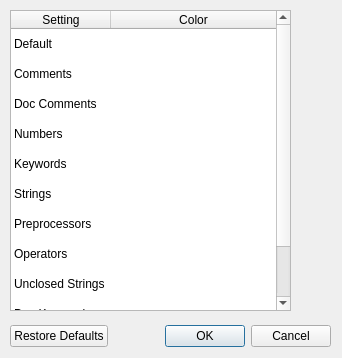
Old version of the form ui/LexerSettingsDialog.ui in the repository kipr/kiss.
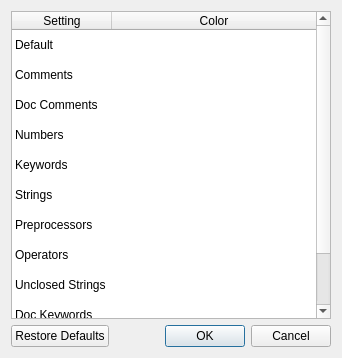
New version of the form.

Commit message: Fixed resize issue

```diff
--- a/ui/LexerSettingsDialog.ui
+++ b/ui/LexerSettingsDialog.ui
@@ -13,31 +13,9 @@
   <property name="windowTitle">
    <string>Lexer Settings</string>
   </property>
-  <widget class="QDialogButtonBox" name="ui_buttonBox">
-   <property name="geometry">
-    <rect>
-     <x>10</x>
-     <y>320</y>
-     <width>321</width>
-     <height>32</height>
-    </rect>
-   </property>
-   <property name="orientation">
-    <enum>Qt::Horizontal</enum>
-   </property>
-   <property name="standardButtons">
-    <set>QDialogButtonBox::Cancel|QDialogButtonBox::Ok|QDialogButtonBox::RestoreDefaults</set>
-   </property>
-  </widget>
+  <layout class="QVBoxLayout" name="verticalLayout">
+   <item>
   <widget class="QTableWidget" name="ui_table">
-   <property name="geometry">
-    <rect>
-     <x>10</x>
-     <y>10</y>
-     <width>281</width>
-     <height>301</height>
-    </rect>
-   </property>
    <property name="editTriggers">
     <set>QAbstractItemView::NoEditTriggers</set>
    </property>
@@ -173,6 +151,18 @@
     </property>
    </item>
   </widget>
+   </item>
+   <item>
+    <widget class="QDialogButtonBox" name="ui_buttonBox">
+     <property name="orientation">
+      <enum>Qt::Horizontal</enum>
+     </property>
+     <property name="standardButtons">
+      <set>QDialogButtonBox::Cancel|QDialogButtonBox::Ok|QDialogButtonBox::RestoreDefaults</set>
+     </property>
+    </widget>
+   </item>
+  </layout>
  </widget>
  <resources/>
  <connections>
```
Lines whose indentation alone changed are shown as unchanged.
